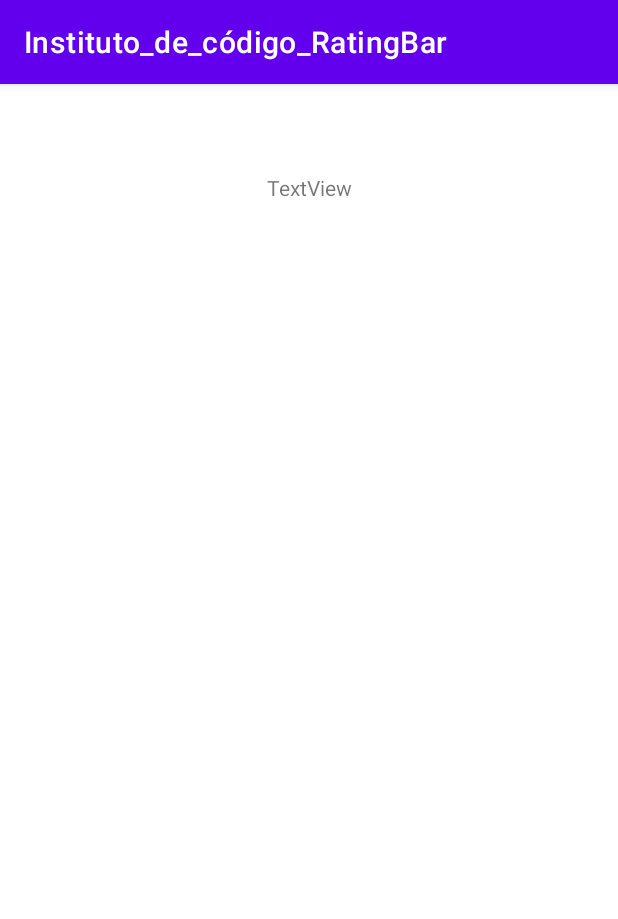
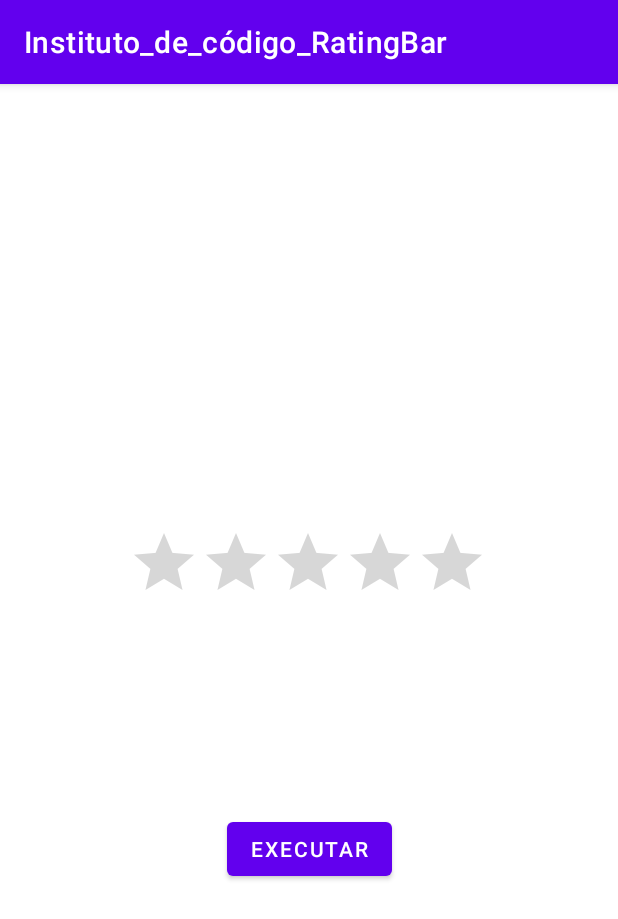
Before and after one commit to PaivaJudson/kotlin_seekBar, an Android app: the screen it shows after launch (MainActivity), on a phone screen of 412 x 824 dp. Shown: the top 919 px of the screen. Run offline under Robolectric (Android 15) with nearby library versions, the phone set to English and light mode, and no system bars.

Commit message:
app finalizado com RatingBar

```diff
--- a/app/build.gradle
+++ b/app/build.gradle
@@ -1,6 +1,7 @@
 plugins {
     id 'com.android.application'
     id 'kotlin-android'
+    id 'kotlin-android-extensions'
 }
 
 android {
--- a/app/src/main/java/com/judson/instituto_de_cdigo_ratingbar/MainActivity.kt
+++ b/app/src/main/java/com/judson/instituto_de_cdigo_ratingbar/MainActivity.kt
@@ -2,10 +2,20 @@ package com.judson.instituto_de_cdigo_ratingbar
 
 import androidx.appcompat.app.AppCompatActivity
 import android.os.Bundle
+import android.widget.Toast
+import kotlinx.android.synthetic.main.activity_main.*
 
 class MainActivity : AppCompatActivity() {
     override fun onCreate(savedInstanceState: Bundle?) {
         super.onCreate(savedInstanceState)
         setContentView(R.layout.activity_main)
+
+        rgb.setOnRatingBarChangeListener { ratingBar, rating, fromUser -> rating
+            txt_texto.text  = ""+rating
+        }
+
+        btn_executar.setOnClickListener {
+            Toast.makeText(applicationContext, "Valo selecionado = "+rgb.rating, Toast.LENGTH_LONG).show()
+        }
     }
 }
--- a/app/src/main/res/layout/activity_main.xml
+++ b/app/src/main/res/layout/activity_main.xml
@@ -7,12 +7,36 @@
     tools:context=".MainActivity">
 
     <TextView
-        android:id="@+id/textView"
+        android:id="@+id/txt_texto"
+        android:layout_width="0dp"
+        android:layout_height="wrap_content"
+        android:layout_marginStart="50dp"
+        android:layout_marginTop="108dp"
+        android:layout_marginEnd="50dp"
+        app:layout_constraintEnd_toEndOf="parent"
+        app:layout_constraintHorizontal_bias="0.498"
+        app:layout_constraintStart_toStartOf="parent"
+        app:layout_constraintTop_toTopOf="parent" />
+
+    <RatingBar
+        android:id="@+id/rgb"
         android:layout_width="wrap_content"
         android:layout_height="wrap_content"
-        android:layout_marginTop="59dp"
-        android:text="TextView"
+        android:layout_marginTop="168dp"
+        app:layout_constraintEnd_toEndOf="parent"
+        app:layout_constraintHorizontal_bias="0.497"
+        app:layout_constraintStart_toStartOf="parent"
+        app:layout_constraintTop_toBottomOf="@+id/txt_texto" />
+
+    <Button
+        android:id="@+id/btn_executar"
+        android:layout_width="wrap_content"
+        android:layout_height="wrap_content"
+        android:layout_marginBottom="191dp"
+        android:text="@string/btn_executar"
+        app:layout_constraintBottom_toBottomOf="parent"
         app:layout_constraintEnd_toEndOf="parent"
         app:layout_constraintStart_toStartOf="parent"
-        app:layout_constraintTop_toTopOf="parent" />
+        app:layout_constraintTop_toBottomOf="@+id/rgb"
+        app:layout_constraintVertical_bias="0.756" />
 </androidx.constraintlayout.widget.ConstraintLayout>
--- a/app/src/main/res/values/strings.xml
+++ b/app/src/main/res/values/strings.xml
@@ -1,3 +1,4 @@
 <resources>
     <string name="app_name">Instituto_de_código_RatingBar</string>
+    <string name="btn_executar">Executar</string>
 </resources>
```
Also changed, not shown: gradle/wrapper/gradle-wrapper.properties.
